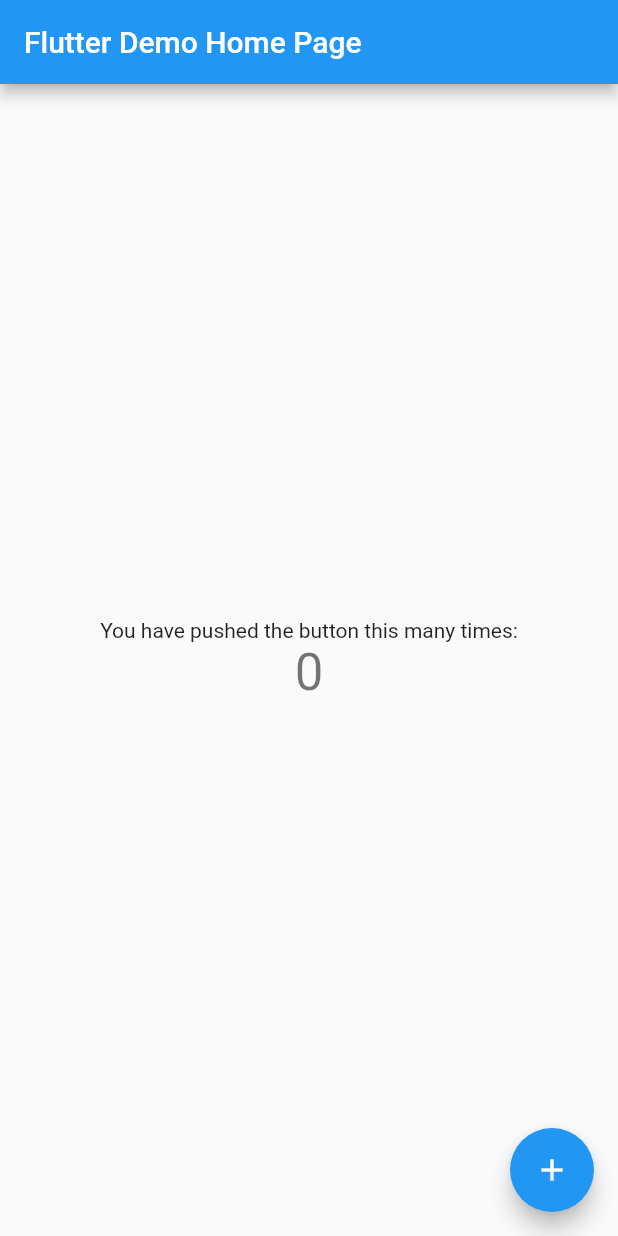
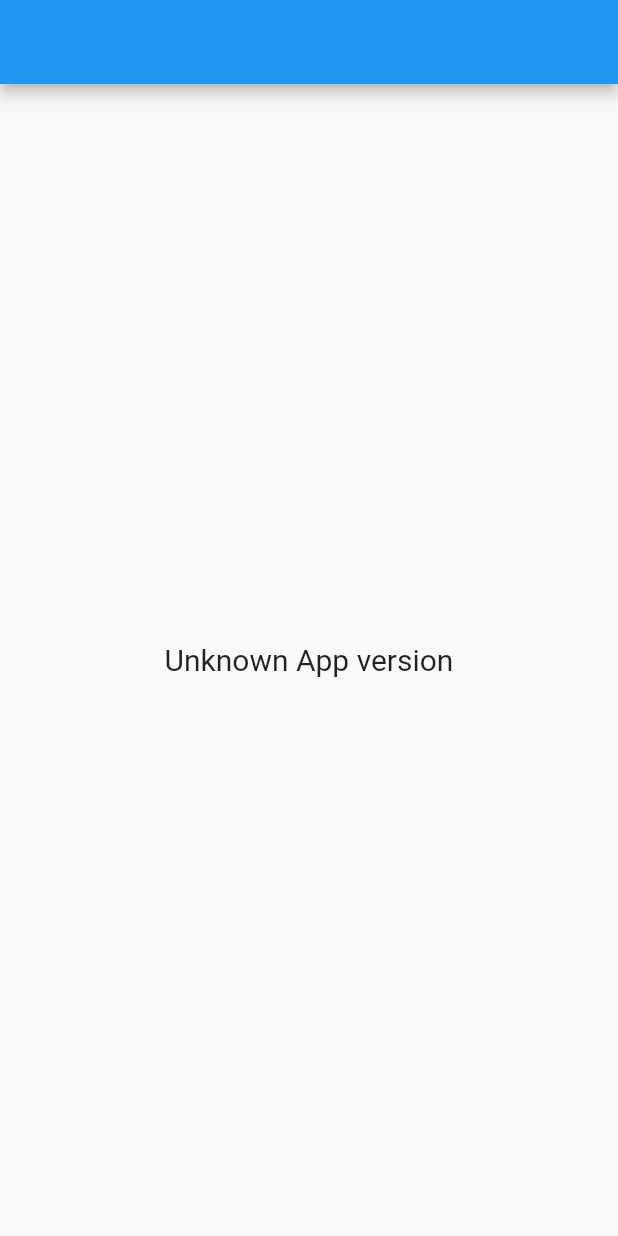
Before and after one commit to kurogoma-flutter/native_implement_app, a Flutter app: the screen it shows after launch, on a phone screen of 412 x 824 dp. Run offline on Flutter 3.47's test engine with Material 2 defaults, Android fonts, the phone set to English and light mode, and no system bars.

Commit message:
android側の読み込み

```diff
--- a/lib/main.dart
+++ b/lib/main.dart
@@ -1,4 +1,5 @@
 import 'package:flutter/material.dart';
+import 'package:flutter/services.dart';
 
 void main() {
   runApp(const MyApp());
@@ -7,109 +8,56 @@ void main() {
 class MyApp extends StatelessWidget {
   const MyApp({Key? key}) : super(key: key);
 
-  // This widget is the root of your application.
   @override
   Widget build(BuildContext context) {
     return MaterialApp(
-      title: 'Flutter Demo',
+      title: 'getAppVersion',
       theme: ThemeData(
-        // This is the theme of your application.
-        //
-        // Try running your application with "flutter run". You'll see the
-        // application has a blue toolbar. Then, without quitting the app, try
-        // changing the primarySwatch below to Colors.green and then invoke
-        // "hot reload" (press "r" in the console where you ran "flutter run",
-        // or simply save your changes to "hot reload" in a Flutter IDE).
-        // Notice that the counter didn't reset back to zero; the application
-        // is not restarted.
         primarySwatch: Colors.blue,
       ),
-      home: const MyHomePage(title: 'Flutter Demo Home Page'),
+      home: MyHomePage(),
     );
   }
 }
 
 class MyHomePage extends StatefulWidget {
-  const MyHomePage({Key? key, required this.title}) : super(key: key);
-
-  // This widget is the home page of your application. It is stateful, meaning
-  // that it has a State object (defined below) that contains fields that affect
-  // how it looks.
-
-  // This class is the configuration for the state. It holds the values (in this
-  // case the title) provided by the parent (in this case the App widget) and
-  // used by the build method of the State. Fields in a Widget subclass are
-  // always marked "final".
-
-  final String title;
-
   @override
   State<MyHomePage> createState() => _MyHomePageState();
 }
 
 class _MyHomePageState extends State<MyHomePage> {
-  int _counter = 0;
+  _MyHomePageState() {
+    getAppVersion();
+  }
+  String _appVersion = '';
 
-  void _incrementCounter() {
+  Future<void> getAppVersion() async {
+    String appVersion;
+    try {
+      appVersion = await AppInfo.appVersion ?? 'Unknown App version';
+    } on PlatformException {
+      appVersion = 'Failed app version';
+    }
     setState(() {
-      // This call to setState tells the Flutter framework that something has
-      // changed in this State, which causes it to rerun the build method below
-      // so that the display can reflect the updated values. If we changed
-      // _counter without calling setState(), then the build method would not be
-      // called again, and so nothing would appear to happen.
-      _counter++;
+      _appVersion = appVersion;
     });
   }
 
   @override
   Widget build(BuildContext context) {
-    // This method is rerun every time setState is called, for instance as done
-    // by the _incrementCounter method above.
-    //
-    // The Flutter framework has been optimized to make rerunning build methods
-    // fast, so that you can just rebuild anything that needs updating rather
-    // than having to individually change instances of widgets.
     return Scaffold(
-      appBar: AppBar(
-        // Here we take the value from the MyHomePage object that was created by
-        // the App.build method, and use it to set our appbar title.
-        title: Text(widget.title),
-      ),
+      appBar: AppBar(),
       body: Center(
-        // Center is a layout widget. It takes a single child and positions it
-        // in the middle of the parent.
-        child: Column(
-          // Column is also a layout widget. It takes a list of children and
-          // arranges them vertically. By default, it sizes itself to fit its
-          // children horizontally, and tries to be as tall as its parent.
-          //
-          // Invoke "debug painting" (press "p" in the console, choose the
-          // "Toggle Debug Paint" action from the Flutter Inspector in Android
-          // Studio, or the "Toggle Debug Paint" command in Visual Studio Code)
-          // to see the wireframe for each widget.
-          //
-          // Column has various properties to control how it sizes itself and
-          // how it positions its children. Here we use mainAxisAlignment to
-          // center the children vertically; the main axis here is the vertical
-          // axis because Columns are vertical (the cross axis would be
-          // horizontal).
-          mainAxisAlignment: MainAxisAlignment.center,
-          children: <Widget>[
-            const Text(
-              'You have pushed the button this many times:',
-            ),
-            Text(
-              '$_counter',
-              style: Theme.of(context).textTheme.headline4,
-            ),
-          ],
-        ),
-      ),
-      floatingActionButton: FloatingActionButton(
-        onPressed: _incrementCounter,
-        tooltip: 'Increment',
-        child: const Icon(Icons.add),
-      ), // This trailing comma makes auto-formatting nicer for build methods.
+          child: Text(_appVersion, style: const TextStyle(fontSize: 20))),
     );
   }
 }
+
+class AppInfo {
+  static const MethodChannel _channel = MethodChannel('appInfo');
+
+  static Future<String?> get appVersion async {
+    final String? version = await _channel.invokeMethod('getAppVersion');
+    return version;
+  }
+}
```
Also changed, not shown: pubspec.yaml (+1 -65 lines), 1 other file.
